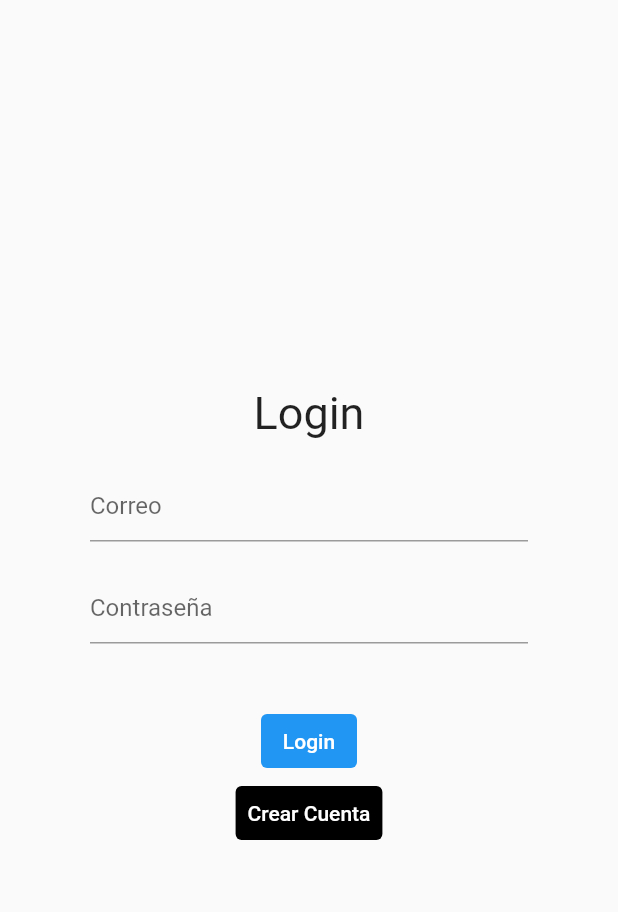
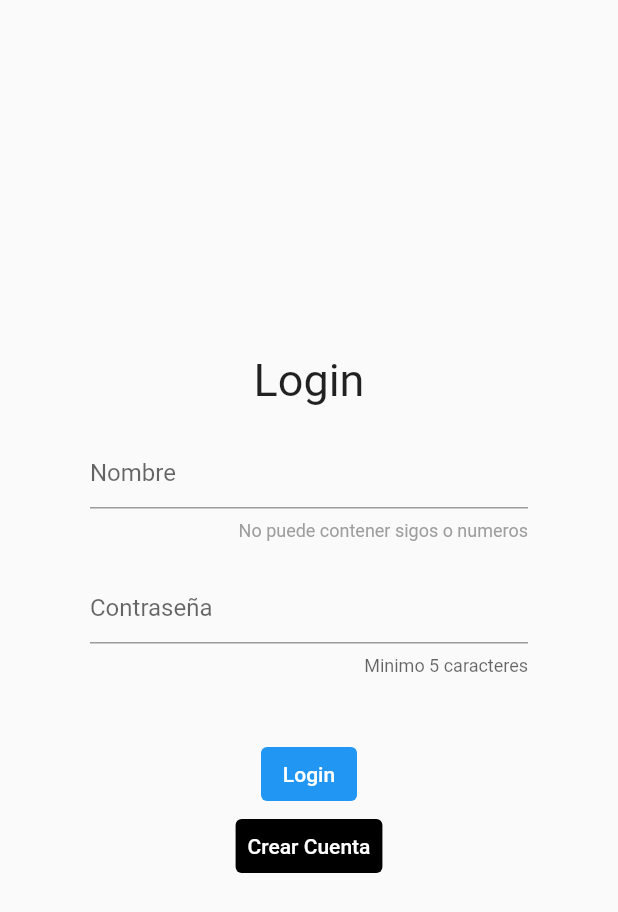
Before and after one commit to ozel-byte/bioapp, a Flutter app: the screen it shows after launch, on a phone screen of 412 x 824 dp. Shown: the top 912 px of the screen. Run offline on Flutter 3.47's test engine with Material 2 defaults, Android fonts, the phone set to English and light mode, and no system bars; our stand-ins replace charts_flutter, flutter_bluetooth_serial; missing offline and left inert: dart:ffi.

Commit message:
BIOC-31: Validar input nombre

```diff
--- a/lib/pages/SignIn.dart
+++ b/lib/pages/SignIn.dart
@@ -13,6 +13,7 @@ class _SignInState extends State<SignIn> {
   String msjError = "";
   final TextEditingController _controllerName = TextEditingController();
   final TextEditingController _controllerPassword = TextEditingController();
+  bool status = false;
   @override
   Widget build(BuildContext context) {
     return Scaffold(
@@ -30,7 +31,20 @@ class _SignInState extends State<SignIn> {
             padding: EdgeInsets.symmetric(horizontal: 60),
             child: TextField(
               controller: _controllerName,
-              decoration: InputDecoration(hintText: "Correo"),
+              onChanged: (v) {
+                final _name = RegExp(r"[0-9]+");
+                if (_name.hasMatch(v)) {
+                  status = true;
+                } else {
+                  status = false;
+                }
+                setState(() {});
+              },
+              decoration: InputDecoration(
+                  hintText: "Nombre",
+                  counterText: "No puede contener sigos o numeros",
+                  counterStyle:
+                      TextStyle(color: !status ? Colors.grey : Colors.red)),
             ),
           ),
           const SizedBox(
@@ -40,7 +54,8 @@ class _SignInState extends State<SignIn> {
             padding: EdgeInsets.symmetric(horizontal: 60),
             child: TextField(
               controller: _controllerPassword,
-              decoration: InputDecoration(hintText: "Contraseña"),
+              decoration: InputDecoration(
+                  hintText: "Contraseña", counterText: "Minimo 5 caracteres"),
             ),
           ),
           const SizedBox(
@@ -53,19 +68,11 @@ class _SignInState extends State<SignIn> {
           ),
           TextButton(
               style: ButtonStyle(
-                  backgroundColor: MaterialStateProperty.all(Colors.blue)),
-              onPressed: () async {
-                final response = await capi.login(
-                    _controllerName.text, _controllerPassword.text);
-
-                if (response == "true") {
-                  Navigator.pushNamed(context, "Menu");
-                } else {
-                  setState(() {
-                    msjError = "Error de name o password";
-                  });
-                }
-              },
+                  backgroundColor: MaterialStateProperty.all(
+                      status ? Colors.grey : Colors.blue)),
+              onPressed: !status || _controllerName.text.length > 0
+                  ? null
+                  : iniciarSesion,
               child: const Text(
                 "Login",
                 style: TextStyle(color: Colors.white),
@@ -84,4 +91,19 @@ class _SignInState extends State<SignIn> {
       ),
     );
   }
+
+  iniciarSesion() async {
+    if (_controllerName.text.isNotEmpty &&
+        _controllerPassword.text.isNotEmpty) {
+      final response =
+          await capi.login(_controllerName.text, _controllerPassword.text);
+      if (response == "true") {
+        Navigator.pushNamed(context, "Menu");
+      } else {
+        setState(() {
+          msjError = "Error de name o password";
+        });
+      }
+    }
+  }
 }
```
